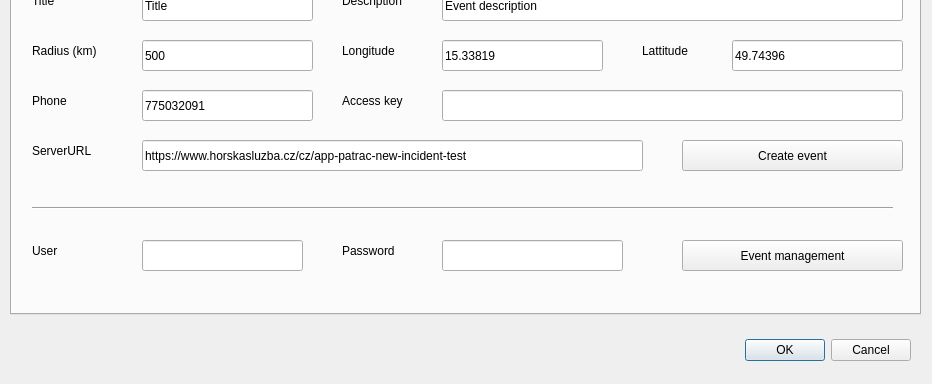
Before: the Qt Designer form ui/settings.ui in ruz76/qgis_patrac_3, drawn with Qt 5; both pictures show x 0 to 932 and y 346 to 730 of the 932 by 730 pixel window.
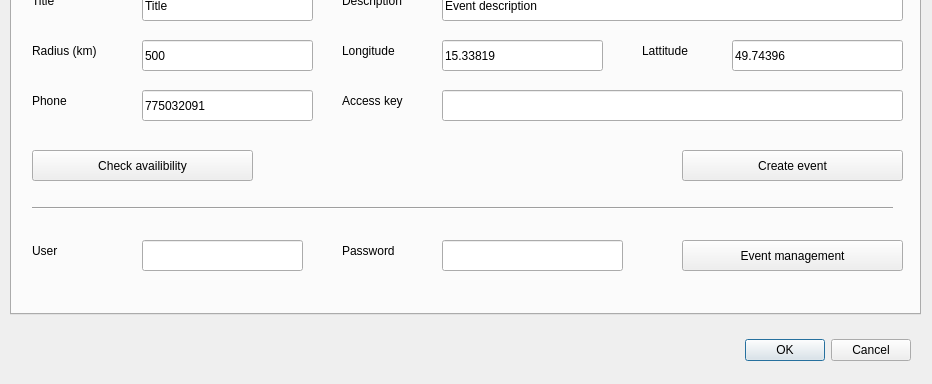
After: the same form once the commit is applied. The open tabs and pages were chosen to show the change.

Commit message: Two steps create incident.

What changed in the file:
```diff
--- a/ui/settings.ui
+++ b/ui/settings.ui
@@ -863,7 +863,7 @@
      <property name="geometry">
       <rect>
        <x>670</x>
-       <y>450</y>
+       <y>460</y>
        <width>221</width>
        <height>31</height>
       </rect>
@@ -947,32 +947,6 @@
       <enum>Qt::Horizontal</enum>
      </property>
     </widget>
-    <widget class="QLabel" name="labelUrlHS">
-     <property name="geometry">
-      <rect>
-       <x>20</x>
-       <y>450</y>
-       <width>131</width>
-       <height>21</height>
-      </rect>
-     </property>
-     <property name="text">
-      <string>ServerURL</string>
-     </property>
-    </widget>
-    <widget class="QLineEdit" name="lineEditServerUrl">
-     <property name="geometry">
-      <rect>
-       <x>130</x>
-       <y>450</y>
-       <width>501</width>
-       <height>31</height>
-      </rect>
-     </property>
-     <property name="text">
-      <string>https://www.horskasluzba.cz/cz/app-patrac-new-incident-test</string>
-     </property>
-    </widget>
     <widget class="QLabel" name="labelTitle">
      <property name="geometry">
       <rect>
@@ -1103,6 +1077,19 @@
       <string>49.74396</string>
      </property>
     </widget>
+    <widget class="QPushButton" name="pushButtonCheckAvailability">
+     <property name="geometry">
+      <rect>
+       <x>20</x>
+       <y>460</y>
+       <width>221</width>
+       <height>31</height>
+      </rect>
+     </property>
+     <property name="text">
+      <string>Check availibility</string>
+     </property>
+    </widget>
    </widget>
    <widget class="QWidget" name="tab_Tests">
     <attribute name="title">
```
Left out of the diff: 2 changed lines with no effect on the pictures. The commit also changes 1 other file.
